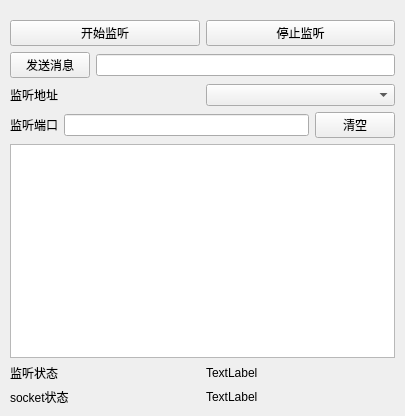
muyulong/pi_gateway, file com/net/netcom.ui: the form before one commit.
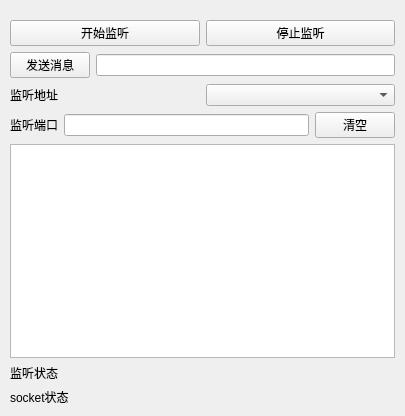
The form after the commit.

Patch:
```diff
--- a/com/net/netcom.ui
+++ b/com/net/netcom.ui
@@ -108,7 +108,7 @@
      <item>
       <widget class="QLabel" name="lbListen">
        <property name="text">
-        <string>TextLabel</string>
+        <string/>
        </property>
       </widget>
      </item>
@@ -126,7 +126,7 @@
      <item>
       <widget class="QLabel" name="label_socket">
        <property name="text">
-        <string>TextLabel</string>
+        <string/>
        </property>
       </widget>
      </item>
```
